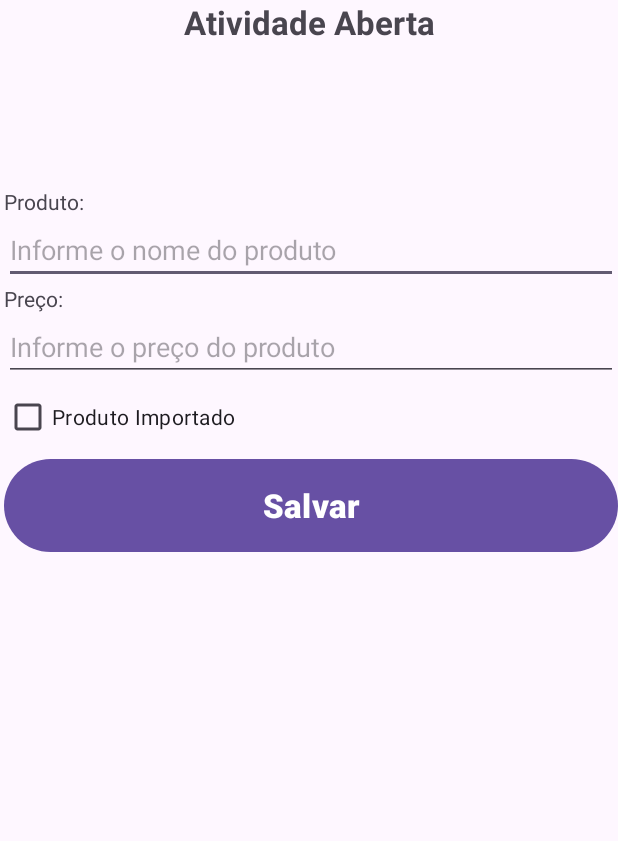
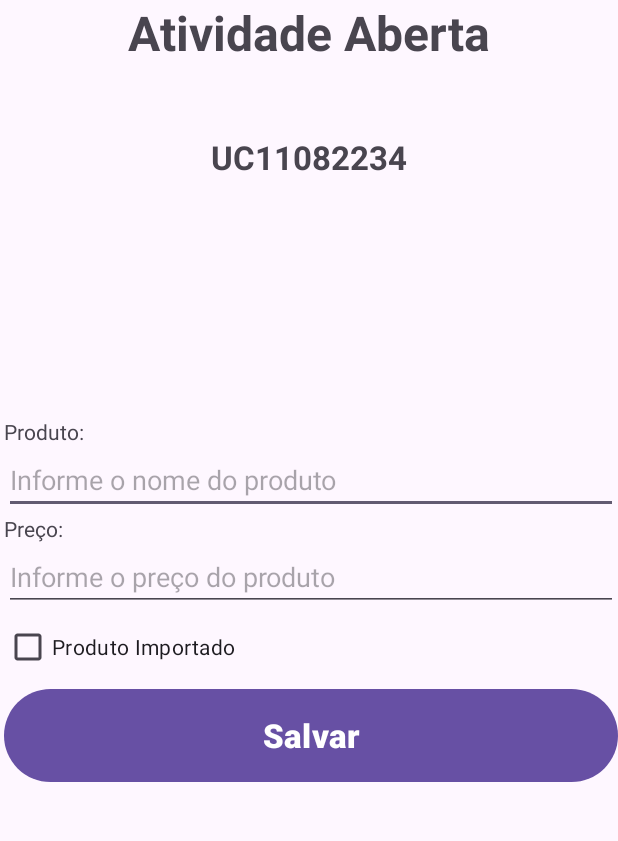
Before and after one commit to josequintinno/programacaoapp, an Android app: the screen it shows after launch (MainActivity), on a phone screen of 412 x 824 dp, the part 219-1060 px from its top. Run offline under Robolectric (Android 15) with nearby library versions, the phone set to English and light mode, and no system bars.

Commit message:
🔵 feature: Inclusão do número da matrícula

```diff
--- a/app/src/main/res/layout/activity_main.xml
+++ b/app/src/main/res/layout/activity_main.xml
@@ -21,16 +21,28 @@
         android:layout_width="wrap_content"
         android:layout_height="wrap_content"
         android:text="@string/labelTituloTela"
-        android:textSize="22sp"
+        android:textSize="32sp"
         android:textStyle="bold"
         app:layout_constraintEnd_toEndOf="parent"
         app:layout_constraintStart_toStartOf="parent"
         app:layout_constraintTop_toBottomOf="@+id/imageLogomarca" />
 
+    <TextView
+        android:id="@+id/textView"
+        android:layout_width="wrap_content"
+        android:layout_height="wrap_content"
+        android:layout_marginTop="90dp"
+        android:text="@string/labelMatriculaUsuario"
+        android:textSize="22sp"
+        android:textStyle="bold"
+        app:layout_constraintEnd_toEndOf="parent"
+        app:layout_constraintStart_toStartOf="parent"
+        app:layout_constraintTop_toTopOf="@+id/textView2" />
+
     <LinearLayout
         android:id="@+id/layoutPrincipal"
         android:layout_width="409dp"
-        android:layout_height="553dp"
+        android:layout_height="400dp"
         android:orientation="vertical"
         app:layout_constraintBottom_toBottomOf="parent"
         app:layout_constraintEnd_toEndOf="parent"
@@ -75,8 +87,8 @@
             android:id="@+id/buttonSalvar"
             android:layout_width="match_parent"
             android:layout_height="70dp"
+            android:onClick="onSalvarProduto"
             android:text="@string/labelBotaoSalvar"
-            android:onClick="onSalvarProduto"
             android:textSize="22sp"
             android:textStyle="bold" />
 
--- a/app/src/main/res/values/strings.xml
+++ b/app/src/main/res/values/strings.xml
@@ -8,4 +8,5 @@
     <string name="labelBotaoSalvar">Salvar</string>
     <string name="labelCheckboxProdutoImportado">Produto Importado</string>
     <string name="textMensagemCampoObrigatorio">Preencha os campos obrgatórios!</string>
+    <string name="labelMatriculaUsuario">UC11082234</string>
 </resources>
```
